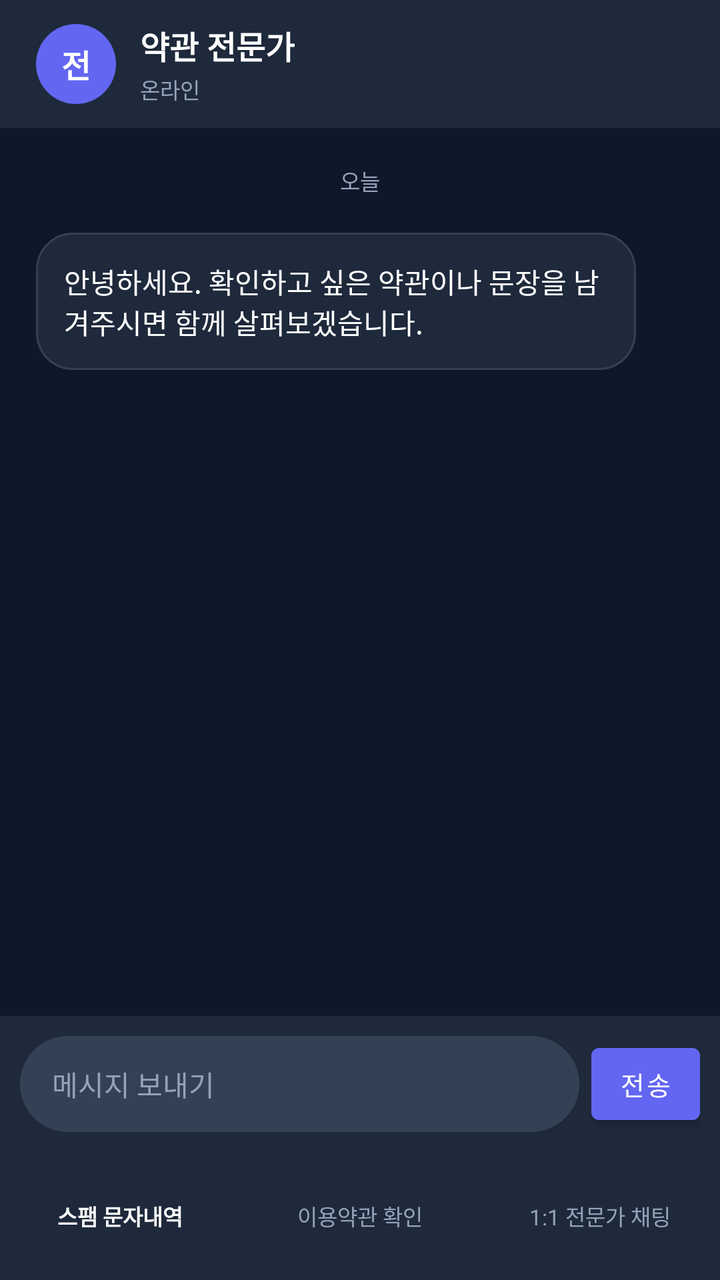
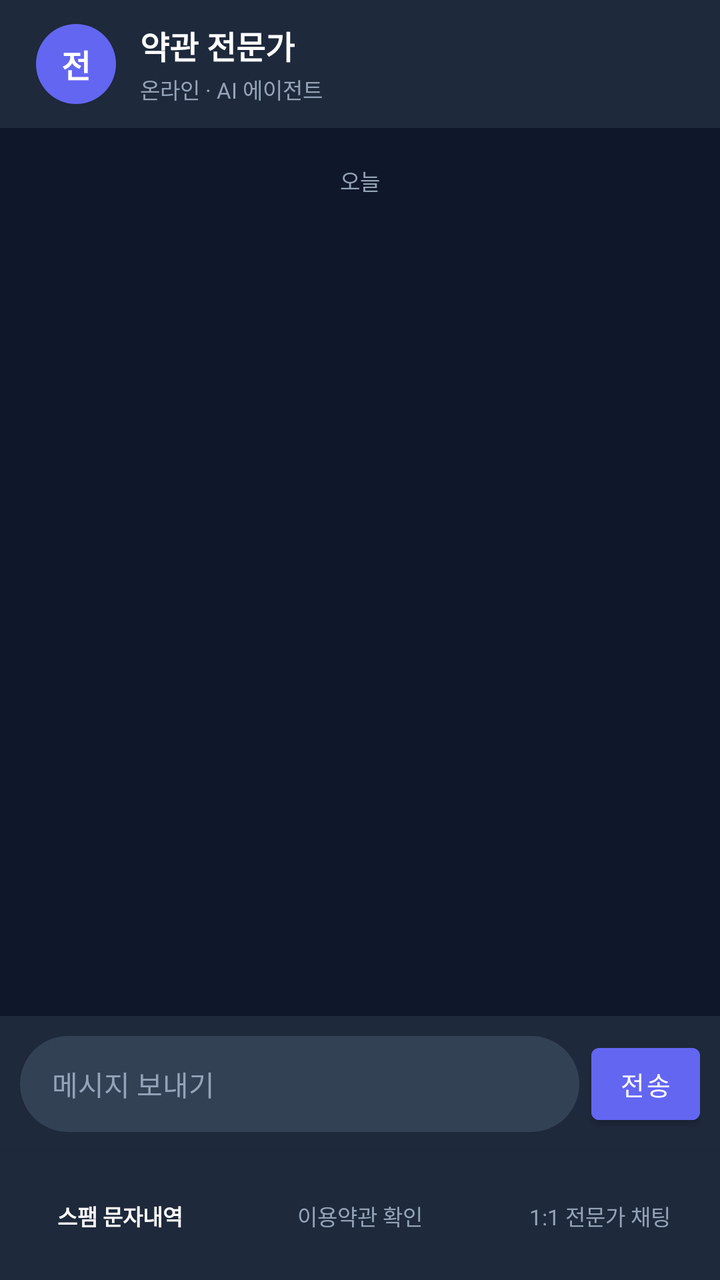

Two renders of the same Android screen: before a commit and after it. Below are the layout's source before the change and the commit's diff.
<!-- AndroidManifest.xml: application theme Theme.MaterialComponents.DayNight.NoActionBar -->
<!-- res/layout/activity_expert_chat.xml -->
<?xml version="1.0" encoding="utf-8"?>
<LinearLayout xmlns:android="http://schemas.android.com/apk/res/android"
    android:layout_width="match_parent"
    android:layout_height="match_parent"
    android:background="#0F172A"
    android:orientation="vertical">

    <LinearLayout
        android:layout_width="match_parent"
        android:layout_height="64dp"
        android:background="#1E293B"
        android:gravity="center_vertical"
        android:paddingHorizontal="18dp">

        <TextView
            android:layout_width="40dp"
            android:layout_height="40dp"
            android:background="@drawable/bg_chat_avatar"
            android:gravity="center"
            android:text="전"
            android:textColor="#FFFFFF"
            android:textSize="16sp"
            android:textStyle="bold" />

        <LinearLayout
            android:layout_width="0dp"
            android:layout_height="wrap_content"
            android:layout_marginStart="12dp"
            android:layout_weight="1"
            android:orientation="vertical">

            <TextView
                android:layout_width="wrap_content"
                android:layout_height="wrap_content"
                android:text="약관 전문가"
                android:textColor="#FFFFFF"
                android:textSize="16sp"
                android:textStyle="bold" />

            <TextView
                android:layout_width="wrap_content"
                android:layout_height="wrap_content"
                android:layout_marginTop="2dp"
                android:text="온라인"
                android:textColor="#94A3B8"
                android:textSize="11sp" />
        </LinearLayout>
    </LinearLayout>

    <ScrollView
        android:layout_width="match_parent"
        android:layout_height="0dp"
        android:layout_weight="1"
        android:fillViewport="true">

        <LinearLayout
            android:layout_width="match_parent"
            android:layout_height="wrap_content"
            android:orientation="vertical"
            android:padding="18dp">

            <TextView
                android:layout_width="wrap_content"
                android:layout_height="wrap_content"
                android:layout_gravity="center_horizontal"
                android:layout_marginBottom="18dp"
                android:text="오늘"
                android:textColor="#94A3B8"
                android:textSize="11sp" />

            <TextView
                android:id="@+id/tvChatHistory"
                android:layout_width="wrap_content"
                android:layout_height="wrap_content"
                android:layout_gravity="start"
                android:background="@drawable/bg_chat_bubble_received"
                android:maxWidth="300dp"
                android:padding="14dp"
                android:text="안녕하세요. 확인하고 싶은 약관이나 문장을 남겨주시면 함께 살펴보겠습니다."
                android:textColor="#FFFFFF"
                android:textSize="14sp" />
        </LinearLayout>
    </ScrollView>

    <LinearLayout
        android:layout_width="match_parent"
        android:layout_height="wrap_content"
        android:background="#1E293B"
        android:gravity="center_vertical"
        android:padding="10dp">

        <EditText
            android:id="@+id/etMessage"
            android:layout_width="0dp"
            android:layout_height="48dp"
            android:layout_weight="1"
            android:background="@drawable/bg_chat_input"
            android:hint="메시지 보내기"
            android:inputType="textCapSentences|textMultiLine"
            android:maxLines="3"
            android:paddingHorizontal="16dp"
            android:textColor="#FFFFFF"
            android:textColorHint="#94A3B8"
            android:textSize="14sp" />

        <Button
            android:id="@+id/btnSendMessage"
            android:layout_width="wrap_content"
            android:layout_height="48dp"
            android:layout_marginStart="6dp"
            android:backgroundTint="#6366F1"
            android:minWidth="0dp"
            android:paddingHorizontal="14dp"
            android:text="전송"
            android:textColor="#FFFFFF"
            android:textSize="13sp" />
    </LinearLayout>

    <include layout="@layout/include_bottom_navigation" />
</LinearLayout>
<!-- res/layout/include_bottom_navigation.xml (included above) -->
<?xml version="1.0" encoding="utf-8"?>
<LinearLayout xmlns:android="http://schemas.android.com/apk/res/android"
    android:id="@+id/bottomNavigation"
    android:layout_width="match_parent"
    android:layout_height="wrap_content"
    android:background="#1E293B"
    android:orientation="horizontal"
    android:elevation="8dp"
    android:paddingTop="4dp"
    android:paddingBottom="4dp">

    <TextView
        android:id="@+id/navSpamLogs"
        android:layout_width="0dp"
        android:layout_height="56dp"
        android:layout_weight="1"
        android:background="?attr/selectableItemBackgroundBorderless"
        android:gravity="center"
        android:paddingHorizontal="4dp"
        android:text="스팸 문자내역"
        android:textColor="#FFFFFF"
        android:textSize="11sp"
        android:textStyle="bold" />

    <TextView
        android:id="@+id/navTerms"
        android:layout_width="0dp"
        android:layout_height="56dp"
        android:layout_weight="1"
        android:background="?attr/selectableItemBackgroundBorderless"
        android:gravity="center"
        android:paddingHorizontal="4dp"
        android:text="이용약관 확인"
        android:textColor="#94A3B8"
        android:textSize="11sp" />

    <TextView
        android:id="@+id/navExpertChat"
        android:layout_width="0dp"
        android:layout_height="56dp"
        android:layout_weight="1"
        android:background="?attr/selectableItemBackgroundBorderless"
        android:gravity="center"
        android:paddingHorizontal="4dp"
        android:text="1:1 전문가 채팅"
        android:textColor="#94A3B8"
        android:textSize="11sp" />
</LinearLayout>
<!-- resources referenced by this layout -->
<resources>
  <!-- drawable bg_chat_avatar (drawable) -->
  <?xml version="1.0" encoding="utf-8"?>
  <shape xmlns:android="http://schemas.android.com/apk/res/android" android:shape="oval">
      <solid android:color="#6366F1" />
  </shape>
  <!-- drawable bg_chat_bubble_received (drawable) -->
  <?xml version="1.0" encoding="utf-8"?>
  <shape xmlns:android="http://schemas.android.com/apk/res/android">
      <solid android:color="#1E293B" />
      <corners android:radius="18dp" />
      <stroke android:width="1dp" android:color="#334155" />
  </shape>
  <!-- drawable bg_chat_input (drawable) -->
  <?xml version="1.0" encoding="utf-8"?>
  <shape xmlns:android="http://schemas.android.com/apk/res/android">
      <solid android:color="#334155" />
      <corners android:radius="24dp" />
  </shape>
</resources>

<!-- the commit's change to res/layout/activity_expert_chat.xml (unified diff, before → after) -->
@@ -38,16 +38,18 @@
                 android:textStyle="bold" />
 
             <TextView
+                android:id="@+id/tvAgentStatus"
                 android:layout_width="wrap_content"
                 android:layout_height="wrap_content"
                 android:layout_marginTop="2dp"
-                android:text="온라인"
+                android:text="온라인 · AI 에이전트"
                 android:textColor="#94A3B8"
                 android:textSize="11sp" />
         </LinearLayout>
     </LinearLayout>
 
     <ScrollView
+        android:id="@+id/scrollChat"
         android:layout_width="match_parent"
         android:layout_height="0dp"
         android:layout_weight="1"
@@ -68,17 +70,11 @@
                 android:textColor="#94A3B8"
                 android:textSize="11sp" />
 
-            <TextView
-                android:id="@+id/tvChatHistory"
-                android:layout_width="wrap_content"
+            <LinearLayout
+                android:id="@+id/chatMessages"
+                android:layout_width="match_parent"
                 android:layout_height="wrap_content"
-                android:layout_gravity="start"
-                android:background="@drawable/bg_chat_bubble_received"
-                android:maxWidth="300dp"
-                android:padding="14dp"
-                android:text="안녕하세요. 확인하고 싶은 약관이나 문장을 남겨주시면 함께 살펴보겠습니다."
-                android:textColor="#FFFFFF"
-                android:textSize="14sp" />
+                android:orientation="vertical" />
         </LinearLayout>
     </ScrollView>
 
<!-- resource entries referenced after the edit -->
@@ -4,13 +4,6 @@
   <?xml version="1.0" encoding="utf-8"?>
   <shape xmlns:android="http://schemas.android.com/apk/res/android" android:shape="oval">
       <solid android:color="#6366F1" />
-  </shape>
-  <!-- drawable bg_chat_bubble_received (drawable) -->
-  <?xml version="1.0" encoding="utf-8"?>
-  <shape xmlns:android="http://schemas.android.com/apk/res/android">
-      <solid android:color="#1E293B" />
-      <corners android:radius="18dp" />
-      <stroke android:width="1dp" android:color="#334155" />
   </shape>
   <!-- drawable bg_chat_input (drawable) -->
   <?xml version="1.0" encoding="utf-8"?>
